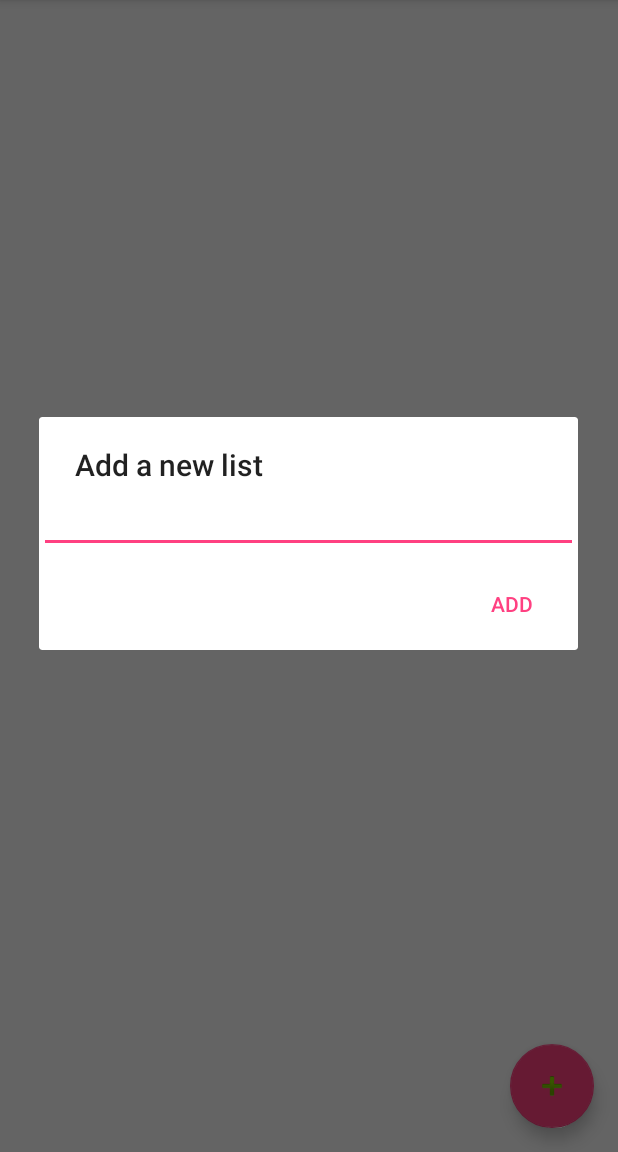
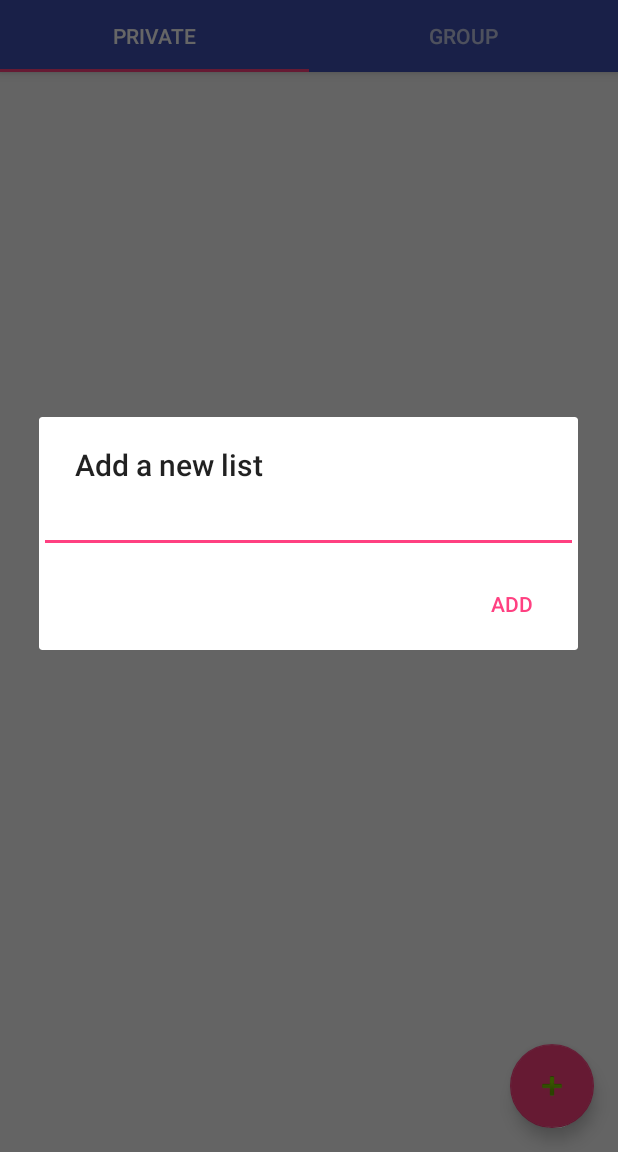
Before and after one commit to ronandoyle/ListBuddy, an Android app: the screen it shows after launch (MainActivity), after a tap on an icon or button, on a phone screen of 412 x 824 dp, the part 84-1236 px from its top. Run offline under Robolectric (Android 15) with nearby library versions, the phone set to English and light mode, and no system bars; libraries missing offline, so code that uses them is left out: com.firebase.client, com.firebase.ui, com.roughike.bottombar; 10 statements that could not run were skipped.

Commit message:
Moved to top tab bar as the library for the bottom one is not very good!

```diff
--- a/app/build.gradle
+++ b/app/build.gradle
@@ -32,5 +32,4 @@ dependencies {
     compile 'com.android.support:design:23.4.0'
     compile 'com.firebase:firebase-client-android:2.3.1'
     compile 'com.firebaseui:firebase-ui:0.3.1'
-    compile 'com.roughike:bottom-bar:1.2.1'
 }
--- a/app/src/main/java/nanorstudios/ie/listbuddy/GroupListFragment.java
+++ b/app/src/main/java/nanorstudios/ie/listbuddy/GroupListFragment.java
@@ -2,9 +2,14 @@ package nanorstudios.ie.listbuddy;
 
 import android.os.Bundle;
 import android.support.annotation.Nullable;
+import android.support.v7.widget.LinearLayoutManager;
+import android.support.v7.widget.RecyclerView;
 import android.view.LayoutInflater;
 import android.view.View;
 import android.view.ViewGroup;
+
+import com.firebase.client.Firebase;
+import com.firebase.ui.FirebaseRecyclerAdapter;
 
 /**
  * A Fragment to maintain the group lists.
@@ -15,9 +20,54 @@ public class GroupListFragment extends ListFragment {
 
     public static final String FRAGMENT_TAG = "GroupListFragment";
 
+    private RecyclerView mRecyclerView;
+    private Firebase mListsRef;
+
+    @Override
+    public void onCreate(@Nullable Bundle savedInstanceState) {
+        super.onCreate(savedInstanceState);
+        mListsRef = getRootRef().child("lists/group");
+    }
+
     @Nullable
     @Override
     public View onCreateView(LayoutInflater inflater, @Nullable ViewGroup container, @Nullable Bundle savedInstanceState) {
-        return inflater.inflate(R.layout.fragment_group_list, container, false);
+        View view = inflater.inflate(R.layout.fragment_group_list, container, false);
+        setupRecyclerView(view);
+        return view;
+    }
+
+    @Override
+    public void onStart() {
+        super.onStart();
+
+        FirebaseRecyclerAdapter<String, ListItemViewHolder> recyclerAdapter =
+                new FirebaseRecyclerAdapter<String, ListItemViewHolder>(
+                        String.class,
+                        android.R.layout.simple_list_item_2,
+                        ListItemViewHolder.class,
+                        mListsRef) {
+                    @Override
+                    protected void populateViewHolder(ListItemViewHolder listItemViewHolder, String s, int i) {
+                        listItemViewHolder.mTextView.setText(s);
+                    }
+                };
+        mRecyclerView.setAdapter(recyclerAdapter);
+    }
+
+    private void setupRecyclerView(View view) {
+        if (view == null) {
+            return;
+        }
+        mRecyclerView = (RecyclerView) view.findViewById(R.id.recycler_view_list);
+        if (mRecyclerView != null) {
+            mRecyclerView.setHasFixedSize(true);
+            mRecyclerView.setLayoutManager(new LinearLayoutManager(getContext()));
+        }
+    }
+
+    @Override
+    public void addItem(String listItem) {
+        mListsRef.push().setValue(listItem);
     }
 }
--- a/app/src/main/java/nanorstudios/ie/listbuddy/ListFragment.java
+++ b/app/src/main/java/nanorstudios/ie/listbuddy/ListFragment.java
@@ -4,9 +4,8 @@ package nanorstudios.ie.listbuddy;
 import android.os.Bundle;
 import android.support.annotation.Nullable;
 import android.support.v4.app.Fragment;
-import android.view.LayoutInflater;
-import android.view.View;
-import android.view.ViewGroup;
+
+import com.firebase.client.Firebase;
 
 /**
  * A Fragment to maintain the lists.
@@ -15,4 +14,18 @@ import android.view.ViewGroup;
  */
 public class ListFragment extends Fragment {
 
+    private Firebase mRootRef;
+
+    @Override
+    public void onCreate(@Nullable Bundle savedInstanceState) {
+        super.onCreate(savedInstanceState);
+        mRootRef = new Firebase("https://list-buddy.firebaseio.com/");
+    }
+
+    public Firebase getRootRef() {
+        return mRootRef;
+    }
+
+    public void addItem(String listItem) {
+    }
 }
--- a/app/src/main/java/nanorstudios/ie/listbuddy/MainActivity.java
+++ b/app/src/main/java/nanorstudios/ie/listbuddy/MainActivity.java
@@ -2,16 +2,13 @@ package nanorstudios.ie.listbuddy;
 
 import android.content.DialogInterface;
 import android.os.Bundle;
-import android.support.annotation.IdRes;
 import android.support.design.widget.CoordinatorLayout;
 import android.support.design.widget.FloatingActionButton;
+import android.support.design.widget.TabLayout;
 import android.support.design.widget.TextInputEditText;
-import android.support.v4.app.Fragment;
-import android.support.v4.app.FragmentManager;
-import android.support.v4.app.FragmentTransaction;
+import android.support.v4.view.ViewPager;
 import android.support.v7.app.AlertDialog;
 import android.support.v7.app.AppCompatActivity;
-import android.support.v7.widget.LinearLayoutManager;
 import android.support.v7.widget.RecyclerView;
 import android.support.v7.widget.Toolbar;
 import android.text.InputType;
@@ -26,9 +23,7 @@ import android.widget.Toast;
 import com.firebase.client.AuthData;
 import com.firebase.client.Firebase;
 import com.firebase.client.FirebaseError;
-import com.firebase.ui.FirebaseRecyclerAdapter;
 import com.roughike.bottombar.BottomBar;
-import com.roughike.bottombar.OnMenuTabSelectedListener;
 
 import java.util.Map;
 
@@ -38,6 +33,8 @@ public class MainActivity extends AppCompatActivity {
     private Firebase mListsRef;
     private RecyclerView mRecyclerView;
     private CoordinatorLayout mCoordinatorLayout;
+    private ListFragment mListFragment;
+    private BottomBar mBottomBar;
 
     @Override
     protected void onCreate(Bundle savedInstanceState) {
@@ -46,28 +43,14 @@ public class MainActivity extends AppCompatActivity {
 
         mRootRef = new Firebase("https://list-buddy.firebaseio.com/");
         mListsRef = mRootRef.child("lists");
-        setupRecyclerView();
         setupToolbar();
         setupFAB();
-        setupBottomBar(savedInstanceState);
+        setupTabs();
     }
 
     @Override
-    protected void onStart() {
-        super.onStart();
-
-        FirebaseRecyclerAdapter<String, ListItemViewHolder> recyclerAdapter =
-                new FirebaseRecyclerAdapter<String, ListItemViewHolder>(
-                        String.class,
-                        android.R.layout.simple_list_item_2,
-                        ListItemViewHolder.class,
-                        mListsRef) {
-            @Override
-            protected void populateViewHolder(ListItemViewHolder listItemViewHolder, String s, int i) {
-                listItemViewHolder.mTextView.setText(s);
-            }
-        };
-        mRecyclerView.setAdapter(recyclerAdapter);
+    protected void onSaveInstanceState(Bundle outState) {
+        super.onSaveInstanceState(outState);
     }
 
     @Override
@@ -94,13 +77,35 @@ public class MainActivity extends AppCompatActivity {
         return super.onOptionsItemSelected(item);
     }
 
-    private void setupRecyclerView() {
-        mRecyclerView = (RecyclerView) findViewById(R.id.recycler_view_list);
-        if (mRecyclerView != null) {
-            mRecyclerView.setHasFixedSize(true);
-            mRecyclerView.setLayoutManager(new LinearLayoutManager(this));
-        }
+    private void setupTabs() {
+        TabLayout tabLayout = (TabLayout) findViewById(R.id.tab_layout);
+        tabLayout.addTab(tabLayout.newTab().setText("Private"));
+        tabLayout.addTab(tabLayout.newTab().setText("Group"));
+        tabLayout.setTabGravity(TabLayout.GRAVITY_FILL);
+
+        final ViewPager viewPager = (ViewPager) findViewById(R.id.pager);
+        final PagerAdapter adapter = new PagerAdapter
+                (getSupportFragmentManager(), tabLayout.getTabCount());
+        viewPager.setAdapter(adapter);
+        viewPager.addOnPageChangeListener(new TabLayout.TabLayoutOnPageChangeListener(tabLayout));
+        tabLayout.setOnTabSelectedListener(new TabLayout.OnTabSelectedListener() {
+            @Override
+            public void onTabSelected(TabLayout.Tab tab) {
+                viewPager.setCurrentItem(tab.getPosition());
+            }
+
+            @Override
+            public void onTabUnselected(TabLayout.Tab tab) {
+
+            }
+
+            @Override
+            public void onTabReselected(TabLayout.Tab tab) {
+
+            }
+        });
     }
+
 
     private void setupToolbar() {
         Toolbar toolbar = (Toolbar) findViewById(R.id.toolbar);
@@ -119,38 +124,6 @@ public class MainActivity extends AppCompatActivity {
         }
     }
 
-    private void setupBottomBar(Bundle savedInstanceState) {
-        mCoordinatorLayout = (CoordinatorLayout) findViewById(R.id.coordinator_layout);
-        BottomBar bottomBar = BottomBar.attach(this, savedInstanceState);
-        bottomBar.setItemsFromMenu(R.menu.menu_bottom_bar, new OnMenuTabSelectedListener() {
-            @Override
-            public void onMenuItemSelected(@IdRes int menuItemId) {
-                switch (menuItemId) {
-                    case R.id.item_private:
-                        addFragment(new PrivateListFragment(), PrivateListFragment.FRAGMENT_TAG);
-                        break;
-                    case R.id.item_group:
-                        addFragment(new GroupListFragment(), GroupListFragment.FRAGMENT_TAG);
-                        break;
-                    default:
-                        break;
-                }
-            }
-        });
-        bottomBar.setActiveTabColor("#C2185B");
-    }
-
-    private void addFragment(ListFragment fragment, String tag) {
-        FragmentManager fragmentManager = getSupportFragmentManager();
-        FragmentTransaction fragmentTransaction = fragmentManager.beginTransaction();
-        fragmentTransaction.replace(R.id.frame_fragment_container, fragment, tag);
-        fragmentTransaction.commit();
-    }
-
-    private void addItem(String listItem) {
-        mListsRef.push().setValue(listItem);
-    }
-
     private void displayDialog() {
         AlertDialog.Builder builder = new AlertDialog.Builder(this);
         builder.setTitle("Add a new list");
@@ -162,7 +135,7 @@ public class MainActivity extends AppCompatActivity {
         builder.setPositiveButton("Add", new DialogInterface.OnClickListener() {
             @Override
             public void onClick(DialogInterface dialog, int which) {
-                addItem(input.getText().toString());
+                mListFragment.addItem(input.getText().toString());
             }
         });
 
--- /dev/null
+++ b/app/src/main/java/nanorstudios/ie/listbuddy/PagerAdapter.java
@@ -0,0 +1,37 @@
+package nanorstudios.ie.listbuddy;
+
+import android.support.v4.app.Fragment;
+import android.support.v4.app.FragmentManager;
+import android.support.v4.app.FragmentStatePagerAdapter;
+
+/**
+ * TODO Update this line
+ *
+ * @author Ronan Doyle
+ */
+public class PagerAdapter extends FragmentStatePagerAdapter {
+    int mNumOfTabs;
+
+    public PagerAdapter(FragmentManager fm, int NumOfTabs) {
+        super(fm);
+        this.mNumOfTabs = NumOfTabs;
+    }
+
+    @Override
+    public Fragment getItem(int position) {
+
+        switch (position) {
+            case 0:
+                return new PrivateListFragment();
+            case 1:
+                return new GroupListFragment();
+            default:
+                return null;
+        }
+    }
+
+    @Override
+    public int getCount() {
+        return mNumOfTabs;
+    }
+}
--- a/app/src/main/java/nanorstudios/ie/listbuddy/PrivateListFragment.java
+++ b/app/src/main/java/nanorstudios/ie/listbuddy/PrivateListFragment.java
@@ -2,9 +2,14 @@ package nanorstudios.ie.listbuddy;
 
 import android.os.Bundle;
 import android.support.annotation.Nullable;
+import android.support.v7.widget.LinearLayoutManager;
+import android.support.v7.widget.RecyclerView;
 import android.view.LayoutInflater;
 import android.view.View;
 import android.view.ViewGroup;
+
+import com.firebase.client.Firebase;
+import com.firebase.ui.FirebaseRecyclerAdapter;
 
 /**
  * A Fragment to maintain the private lists.
@@ -15,9 +20,54 @@ public class PrivateListFragment extends ListFragment {
 
     public static final String FRAGMENT_TAG = "PrivateListFragment";
 
+    private RecyclerView mRecyclerView;
+    private Firebase mListsRef;
+
+    @Override
+    public void onCreate(@Nullable Bundle savedInstanceState) {
+        super.onCreate(savedInstanceState);
+        mListsRef = getRootRef().child("lists");
+    }
+
     @Nullable
     @Override
     public View onCreateView(LayoutInflater inflater, @Nullable ViewGroup container, @Nullable Bundle savedInstanceState) {
-        return inflater.inflate(R.layout.fragment_private_list, container, false);
+        View view = inflater.inflate(R.layout.fragment_private_list, container, false);
+        setupRecyclerView(view);
+        return view;
+    }
+
+    @Override
+    public void onStart() {
+        super.onStart();
+
+        FirebaseRecyclerAdapter<String, ListItemViewHolder> recyclerAdapter =
+                new FirebaseRecyclerAdapter<String, ListItemViewHolder>(
+                        String.class,
+                        android.R.layout.simple_list_item_2,
+                        ListItemViewHolder.class,
+                        mListsRef) {
+                    @Override
+                    protected void populateViewHolder(ListItemViewHolder listItemViewHolder, String s, int i) {
+                        listItemViewHolder.mTextView.setText(s);
+                    }
+                };
+        mRecyclerView.setAdapter(recyclerAdapter);
+    }
+
+    private void setupRecyclerView(View view) {
+        if (view == null) {
+            return;
+        }
+        mRecyclerView = (RecyclerView) view.findViewById(R.id.recycler_view_list);
+        if (mRecyclerView != null) {
+            mRecyclerView.setHasFixedSize(true);
+            mRecyclerView.setLayoutManager(new LinearLayoutManager(getContext()));
+        }
+    }
+
+    @Override
+    public void addItem(String listItem) {
+        mListsRef.push().setValue(listItem);
     }
 }
--- a/app/src/main/res/layout/activity_main.xml
+++ b/app/src/main/res/layout/activity_main.xml
@@ -21,14 +21,28 @@
             android:background="?attr/colorPrimary"
             app:popupTheme="@style/AppTheme.PopupOverlay"/>
 
+        <android.support.design.widget.TabLayout
+            android:id="@+id/tab_layout"
+            android:layout_width="match_parent"
+            android:layout_height="wrap_content"
+            android:layout_below="@+id/toolbar"
+            android:background="?attr/colorPrimary"
+            android:elevation="6dp"
+            android:minHeight="?attr/actionBarSize"
+            android:theme="@style/ThemeOverlay.AppCompat.Dark.ActionBar"/>
+
     </android.support.design.widget.AppBarLayout>
 
-    <include layout="@layout/content_main"/>
+    <android.support.v4.view.ViewPager
+        android:id="@+id/pager"
+        android:layout_width="match_parent"
+        android:layout_height="fill_parent"
+        android:layout_below="@id/tab_layout"/>
 
-    <FrameLayout
-        android:id="@+id/frame_fragment_container"
-        android:layout_width="match_parent"
-        android:layout_height="match_parent"/>
+    <!--<FrameLayout-->
+        <!--android:id="@+id/frame_fragment_container"-->
+        <!--android:layout_width="match_parent"-->
+        <!--android:layout_height="match_parent"/>-->
 
     <android.support.design.widget.FloatingActionButton
         android:id="@+id/fab"
--- a/app/src/main/res/layout/fragment_group_list.xml
+++ b/app/src/main/res/layout/fragment_group_list.xml
@@ -2,6 +2,8 @@
 <RelativeLayout xmlns:android="http://schemas.android.com/apk/res/android"
                 android:layout_width="match_parent"
                 android:layout_height="match_parent">
+
+    <include layout="@layout/content_main"/>
 
     <TextView
         android:layout_width="wrap_content"
--- a/app/src/main/res/layout/fragment_private_list.xml
+++ b/app/src/main/res/layout/fragment_private_list.xml
@@ -3,7 +3,7 @@
                 android:layout_width="match_parent"
                 android:layout_height="match_parent">
 
-    <!--<include layout="@layout/content_main"/>-->
+    <include layout="@layout/content_main"/>
 
     <TextView
         android:layout_width="wrap_content"
--- a/app/src/main/res/menu/menu_bottom_bar.xml
+++ b/app/src/main/res/menu/menu_bottom_bar.xml
@@ -1,5 +1,6 @@
 <?xml version="1.0" encoding="utf-8"?>
-<menu xmlns:android="http://schemas.android.com/apk/res/android">
+<menu xmlns:android="http://schemas.android.com/apk/res/android"
+      xmlns:app="http://schemas.android.com/apk/res-auto">
     <item
         android:id="@+id/item_private"
         android:icon="@drawable/ic_wc_black"
```
